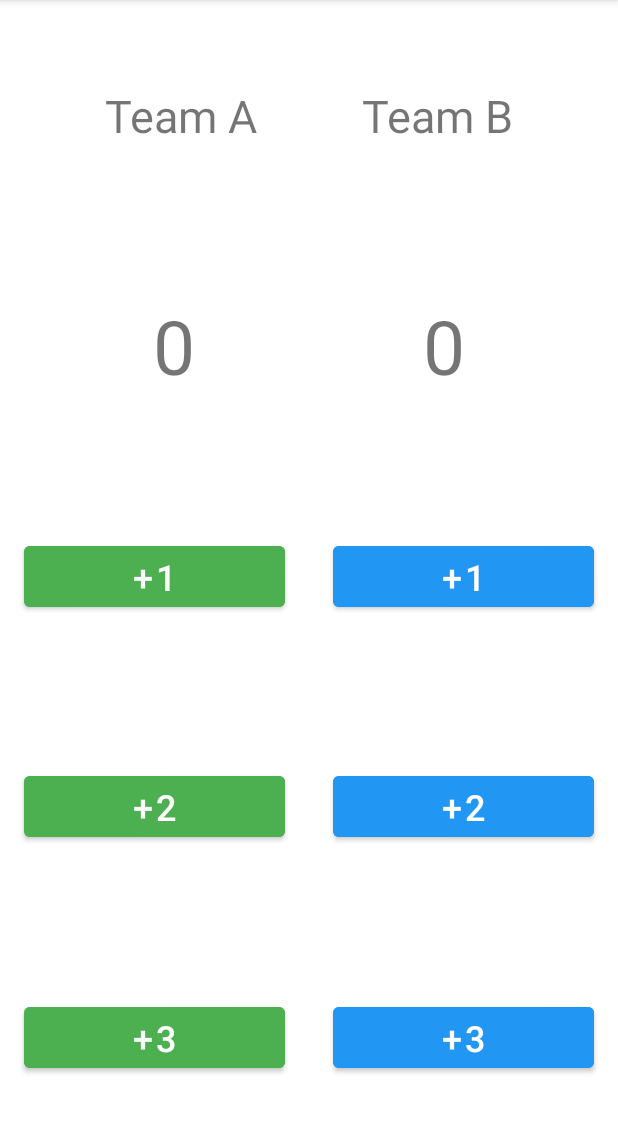
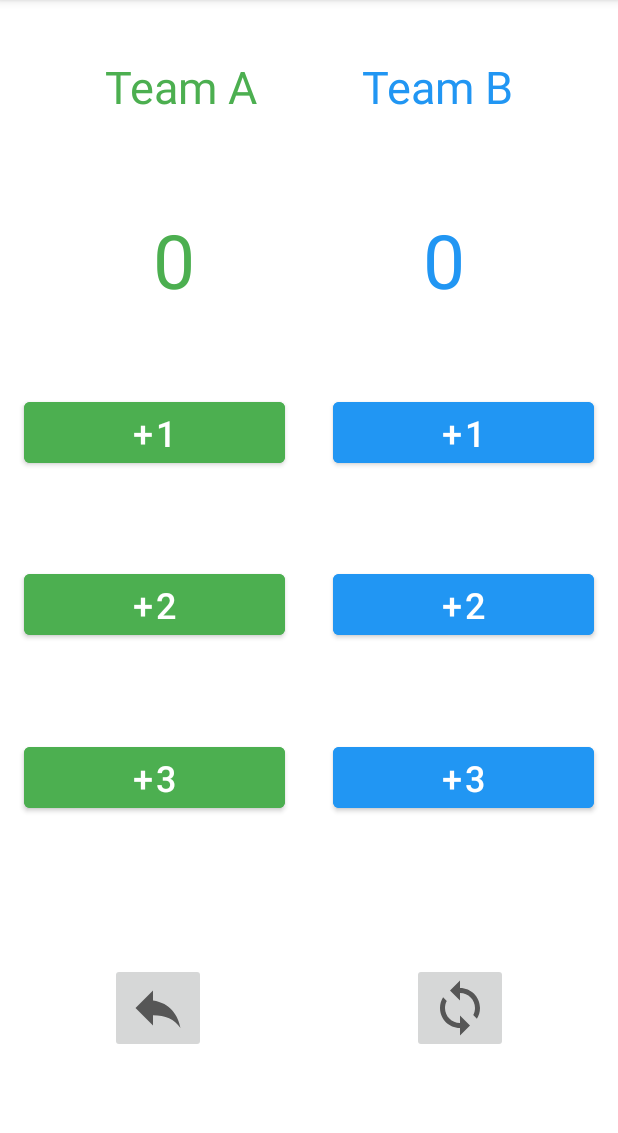
Before and after one commit to Gemini-white/ScoreAppGit01, an Android app: the screen it shows after launch (MainActivity), on a phone screen of 412 x 824 dp, the part 84-1217 px from its top. Run offline under Robolectric (Android 15) with nearby library versions, the phone set to English and light mode, and no system bars.

Commit message:
优化了界面，添加了返回和重置按钮。

```diff
--- a/app/src/main/java/com/example/scoreappgit/MainActivity.java
+++ b/app/src/main/java/com/example/scoreappgit/MainActivity.java
@@ -47,4 +47,5 @@ public class MainActivity extends AppCompatActivity {
         show();
     }
 
+
 }
--- /dev/null
+++ b/app/src/main/res/drawable-v24/ic_baseline_loop_24.xml
@@ -0,0 +1,10 @@
+<vector xmlns:android="http://schemas.android.com/apk/res/android"
+    android:width="40dp"
+    android:height="40dp"
+    android:viewportWidth="24"
+    android:viewportHeight="24"
+    android:tint="?attr/colorControlNormal">
+  <path
+      android:fillColor="@android:color/white"
+      android:pathData="M12,4L12,1L8,5l4,4L12,6c3.31,0 6,2.69 6,6 0,1.01 -0.25,1.97 -0.7,2.8l1.46,1.46C19.54,15.03 20,13.57 20,12c0,-4.42 -3.58,-8 -8,-8zM12,18c-3.31,0 -6,-2.69 -6,-6 0,-1.01 0.25,-1.97 0.7,-2.8L5.24,7.74C4.46,8.97 4,10.43 4,12c0,4.42 3.58,8 8,8v3l4,-4 -4,-4v3z"/>
+</vector>
--- /dev/null
+++ b/app/src/main/res/drawable-v24/ic_baseline_reply_24.xml
@@ -0,0 +1,10 @@
+<vector xmlns:android="http://schemas.android.com/apk/res/android"
+    android:width="40dp"
+    android:height="40dp"
+    android:viewportWidth="24"
+    android:viewportHeight="24"
+    android:tint="?attr/colorControlNormal">
+  <path
+      android:fillColor="@android:color/white"
+      android:pathData="M10,9V5l-7,7 7,7v-4.1c5,0 8.5,1.6 11,5.1 -1,-5 -4,-10 -11,-11z"/>
+</vector>
--- a/app/src/main/res/layout/activity_main.xml
+++ b/app/src/main/res/layout/activity_main.xml
@@ -11,6 +11,7 @@
         android:layout_width="wrap_content"
         android:layout_height="wrap_content"
         android:text="Team A"
+        android:textColor="#4CAF50"
         android:textSize="30sp"
         app:layout_constraintBottom_toTopOf="@+id/guideline2"
         app:layout_constraintEnd_toStartOf="@+id/TeamB"
@@ -24,6 +25,7 @@
         android:layout_width="wrap_content"
         android:layout_height="wrap_content"
         android:text="Team B"
+        android:textColor="#2196F3"
         android:textSize="30sp"
         app:layout_constraintBottom_toBottomOf="@+id/TeamA"
         app:layout_constraintEnd_toEndOf="parent"
@@ -100,7 +102,7 @@
         android:backgroundTint="#4CAF50"
         android:text="@string/add_3"
         android:textSize="24sp"
-        app:layout_constraintBottom_toBottomOf="parent"
+        app:layout_constraintBottom_toTopOf="@+id/guideline6"
         app:layout_constraintEnd_toStartOf="@+id/button_B_add_3"
         app:layout_constraintHorizontal_bias="0.5"
         app:layout_constraintStart_toStartOf="parent"
@@ -126,28 +128,35 @@
         android:layout_width="wrap_content"
         android:layout_height="wrap_content"
         android:orientation="horizontal"
-        app:layout_constraintGuide_percent="0.4" />
+        app:layout_constraintGuide_percent="0.3" />
 
     <androidx.constraintlayout.widget.Guideline
         android:id="@+id/guideline3"
         android:layout_width="wrap_content"
         android:layout_height="wrap_content"
         android:orientation="horizontal"
-        app:layout_constraintGuide_percent="0.8" />
+        app:layout_constraintGuide_percent="0.6" />
+
+    <androidx.constraintlayout.widget.Guideline
+        android:id="@+id/guideline6"
+        android:layout_width="wrap_content"
+        android:layout_height="wrap_content"
+        android:orientation="horizontal"
+        app:layout_constraintGuide_percent="0.75" />
 
     <androidx.constraintlayout.widget.Guideline
         android:id="@+id/guideline4"
         android:layout_width="wrap_content"
         android:layout_height="wrap_content"
         android:orientation="horizontal"
-        app:layout_constraintGuide_percent="0.6" />
+        app:layout_constraintGuide_percent="0.45" />
 
     <androidx.constraintlayout.widget.Guideline
         android:id="@+id/guideline2"
         android:layout_width="wrap_content"
         android:layout_height="wrap_content"
         android:orientation="horizontal"
-        app:layout_constraintGuide_percent="0.2" />
+        app:layout_constraintGuide_percent="0.15" />
 
     <androidx.constraintlayout.widget.Guideline
         android:id="@+id/guideline5"
@@ -162,6 +171,7 @@
         android:layout_height="wrap_content"
         android:layout_marginEnd="50dp"
         android:text="0"
+        android:textColor="#4CAF50"
         android:textSize="50sp"
         app:layout_constraintBottom_toTopOf="@+id/guideline"
         app:layout_constraintEnd_toStartOf="@+id/score_b"
@@ -174,6 +184,7 @@
         android:layout_width="wrap_content"
         android:layout_height="wrap_content"
         android:text="0"
+        android:textColor="#2196F3"
         android:textSize="50sp"
         app:layout_constraintBottom_toBottomOf="@+id/score_a"
         app:layout_constraintEnd_toEndOf="parent"
@@ -181,4 +192,28 @@
         app:layout_constraintStart_toEndOf="@+id/score_a"
         app:layout_constraintTop_toTopOf="@+id/score_a" />
 
+    <ImageButton
+        android:id="@+id/Return"
+        android:layout_width="wrap_content"
+        android:layout_height="wrap_content"
+        android:layout_marginEnd="32dp"
+        app:layout_constraintBottom_toBottomOf="@+id/Reset"
+        app:layout_constraintEnd_toStartOf="@+id/Reset"
+        app:layout_constraintHorizontal_bias="0.5"
+        app:layout_constraintStart_toStartOf="parent"
+        app:layout_constraintTop_toTopOf="@+id/Reset"
+        app:srcCompat="@drawable/ic_baseline_reply_24" />
+
+    <ImageButton
+        android:id="@+id/Reset"
+        android:layout_width="wrap_content"
+        android:layout_height="wrap_content"
+        android:layout_marginStart="32dp"
+        app:layout_constraintBottom_toBottomOf="parent"
+        app:layout_constraintEnd_toEndOf="parent"
+        app:layout_constraintHorizontal_bias="0.5"
+        app:layout_constraintStart_toEndOf="@+id/Return"
+        app:layout_constraintTop_toTopOf="@+id/guideline6"
+        app:srcCompat="@drawable/ic_baseline_loop_24" />
+
 </androidx.constraintlayout.widget.ConstraintLayout>
```
